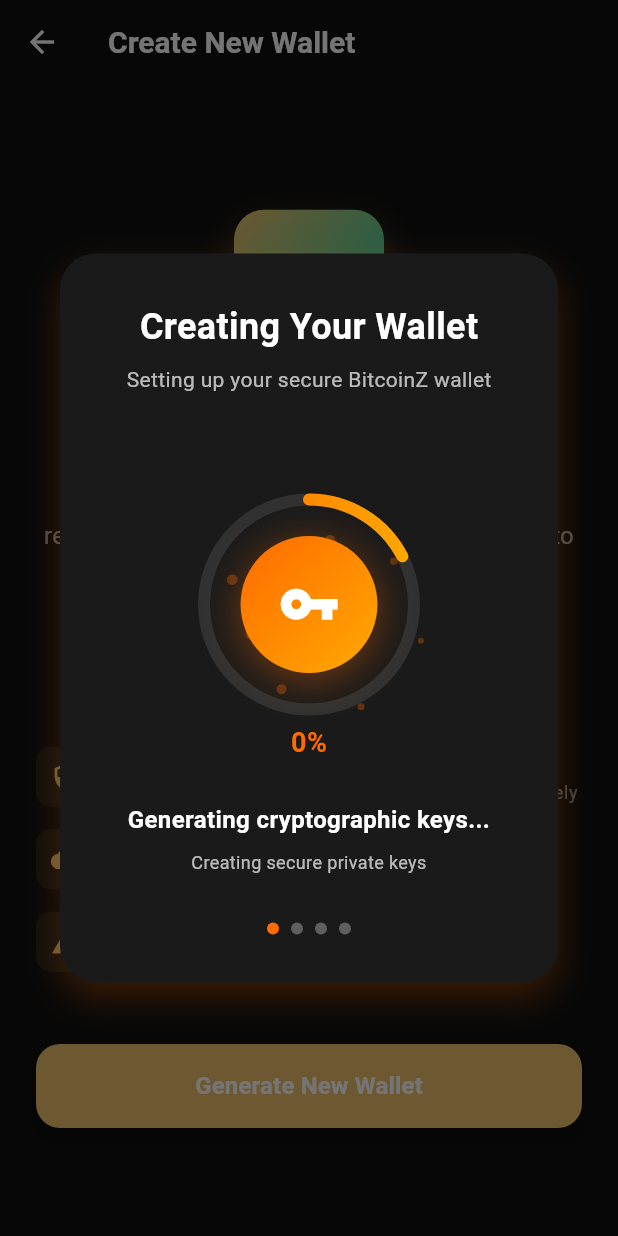
After one commit to z-bitcoinz/BitcoinZ-black-amber, a Flutter app: the CreateWalletScreen screen opened directly, after a tap on "Generate New Wallet", on a phone screen of 412 x 824 dp. The commit adds this screen. Run offline on Flutter 3.47's test engine with Material 3 defaults, Android fonts, the phone set to English and light mode, and no system bars; our stand-ins replace flutter_secure_storage, local_auth, logger, qr_flutter, shared_preferences and 1 more; missing offline and left inert: bip39, dart:ffi, flutter_rust_bridge, mobile_scanner, window_manager; accounts and stored records are empty; network calls fail; project files that could hold a hidden picture were left out.

Commit message:
Improve wallet creation UX and mobile layout optimizations
- Add professional progress dialog with animated ring and particles for wallet creation
- Fix progress percentage text positioning to prevent overlap with circular ring
- Fix navigation loop after wallet creation - now properly proceeds to seed phrase screen
- Optimize mobile layout for recovery phrase display to fit all 24 words
- Minimize birthday block section to single compact line
- Reduce warning message text and spacing for better mobile fit
- Tighten seed word grid spacing and sizing for mobile screens
- Compact PIN setup keypad sizing to match login screen consistency
- Improve overall mobile responsiveness and space utilization

```diff
--- /dev/null
+++ b/lib/widgets/wallet_creation_progress_dialog.dart
@@ -0,0 +1,464 @@
+import 'package:flutter/material.dart';
+import 'dart:math' as math;
+
+class WalletCreationProgressDialog extends StatefulWidget {
+  final Future<Map<String, dynamic>> Function() onCreateWallet;
+  final void Function(Map<String, dynamic>)? onSuccess;
+  final void Function(String)? onError;
+
+  const WalletCreationProgressDialog({
+    super.key,
+    required this.onCreateWallet,
+    this.onSuccess,
+    this.onError,
+  });
+
+  @override
+  State<WalletCreationProgressDialog> createState() => _WalletCreationProgressDialogState();
+}
+
+class _WalletCreationProgressDialogState extends State<WalletCreationProgressDialog>
+    with TickerProviderStateMixin {
+  late AnimationController _progressController;
+  late AnimationController _pulseController;
+  late AnimationController _particleController;
+  late Animation<double> _progressAnimation;
+  late Animation<double> _pulseAnimation;
+  late Animation<double> _particleAnimation;
+
+  int _currentStep = 0;
+  double _progress = 0.0;
+  bool _isComplete = false;
+  String? _error;
+
+  final List<ProgressStep> _steps = [
+    ProgressStep(
+      title: 'Generating cryptographic keys...',
+      description: 'Creating secure private keys',
+      icon: Icons.vpn_key,
+      duration: Duration(milliseconds: 1200),
+    ),
+    ProgressStep(
+      title: 'Creating secure seed phrase...',
+      description: 'Generating 24-word recovery phrase',
+      icon: Icons.security,
+      duration: Duration(milliseconds: 1000),
+    ),
+    ProgressStep(
+      title: 'Initializing wallet structure...',
+      description: 'Setting up wallet database',
+      icon: Icons.account_balance_wallet,
+      duration: Duration(milliseconds: 800),
+    ),
+    ProgressStep(
+      title: 'Finalizing wallet...',
+      description: 'Completing setup process',
+      icon: Icons.check_circle_outline,
+      duration: Duration(milliseconds: 600),
+    ),
+  ];
+
+  @override
+  void initState() {
+    super.initState();
+
+    _progressController = AnimationController(
+      duration: const Duration(milliseconds: 3800), // Total duration
+      vsync: this,
+    );
+
+    _pulseController = AnimationController(
+      duration: const Duration(milliseconds: 1500),
+      vsync: this,
+    );
+
+    _particleController = AnimationController(
+      duration: const Duration(milliseconds: 2000),
+      vsync: this,
+    );
+
+    _progressAnimation = Tween<double>(
+      begin: 0.0,
+      end: 1.0,
+    ).animate(CurvedAnimation(
+      parent: _progressController,
+      curve: Curves.easeInOut,
+    ));
+
+    _pulseAnimation = Tween<double>(
+      begin: 0.8,
+      end: 1.2,
+    ).animate(CurvedAnimation(
+      parent: _pulseController,
+      curve: Curves.easeInOut,
+    ));
+
+    _particleAnimation = Tween<double>(
+      begin: 0.0,
+      end: 1.0,
+    ).animate(CurvedAnimation(
+      parent: _particleController,
+      curve: Curves.linear,
+    ));
+
+    _pulseController.repeat(reverse: true);
+    _particleController.repeat();
+
+    _startWalletCreation();
+  }
+
+  @override
+  void dispose() {
+    _progressController.dispose();
+    _pulseController.dispose();
+    _particleController.dispose();
+    super.dispose();
+  }
+
+  Future<void> _startWalletCreation() async {
+    try {
+      // Start progress animation
+      _progressController.forward();
+
+      // Simulate realistic wallet creation timing
+      for (int i = 0; i < _steps.length; i++) {
+        if (mounted) {
+          setState(() {
+            _currentStep = i;
+            _progress = (i / _steps.length);
+          });
+
+          await Future.delayed(_steps[i].duration);
+        }
+      }
+
+      // Actually create the wallet
+      final walletData = await widget.onCreateWallet();
+
+      // Complete progress
+      if (mounted) {
+        setState(() {
+          _currentStep = _steps.length - 1;
+          _progress = 1.0;
+          _isComplete = true;
+        });
+
+        // Wait for completion animation
+        await Future.delayed(const Duration(milliseconds: 500));
+
+        if (widget.onSuccess != null) {
+          widget.onSuccess!(walletData);
+        }
+      }
+    } catch (e) {
+      if (mounted) {
+        setState(() {
+          _error = e.toString();
+        });
+
+        if (widget.onError != null) {
+          widget.onError!(e.toString());
+        }
+      }
+    }
+  }
+
+  @override
+  Widget build(BuildContext context) {
+    return Dialog(
+      backgroundColor: Colors.transparent,
+      child: Container(
+        padding: const EdgeInsets.all(32),
+        decoration: BoxDecoration(
+          color: const Color(0xFF1A1A1A),
+          borderRadius: BorderRadius.circular(24),
+          boxShadow: [
+            BoxShadow(
+              color: const Color(0xFFFF6B00).withOpacity(0.2),
+              blurRadius: 20,
+              offset: const Offset(0, 10),
+            ),
+          ],
+        ),
+        child: Column(
+          mainAxisSize: MainAxisSize.min,
+          children: [
+            // Header
+            Text(
+              'Creating Your Wallet',
+              style: const TextStyle(
+                color: Colors.white,
+                fontSize: 24,
+                fontWeight: FontWeight.bold,
+              ),
+            ),
+            const SizedBox(height: 8),
+            Text(
+              'Setting up your secure BitcoinZ wallet',
+              style: TextStyle(
+                color: Colors.white.withOpacity(0.7),
+                fontSize: 14,
+              ),
+            ),
+            const SizedBox(height: 40),
+
+            // Progress Ring and Particles
+            SizedBox(
+              height: 200,
+              child: Stack(
+                alignment: Alignment.center,
+                children: [
+                  // Background particles
+                  AnimatedBuilder(
+                    animation: _particleAnimation,
+                    builder: (context, child) {
+                      return CustomPaint(
+                        size: const Size(200, 200),
+                        painter: ParticlePainter(_particleAnimation.value),
+                      );
+                    },
+                  ),
+
+                  // Progress ring
+                  AnimatedBuilder(
+                    animation: _progressAnimation,
+                    builder: (context, child) {
+                      return CustomPaint(
+                        size: const Size(160, 160),
+                        painter: ProgressRingPainter(_progressAnimation.value),
+                      );
+                    },
+                  ),
+
+                  // Center content
+                  AnimatedBuilder(
+                    animation: _pulseAnimation,
+                    builder: (context, child) {
+                      return Transform.scale(
+                        scale: _pulseAnimation.value,
+                        child: Container(
+                          width: 80,
+                          height: 80,
+                          decoration: BoxDecoration(
+                            gradient: const LinearGradient(
+                              colors: [Color(0xFFFF6B00), Color(0xFFFFAA00)],
+                              begin: Alignment.topLeft,
+                              end: Alignment.bottomRight,
+                            ),
+                            borderRadius: BorderRadius.circular(40),
+                            boxShadow: [
+                              BoxShadow(
+                                color: const Color(0xFFFF6B00).withOpacity(0.4),
+                                blurRadius: 20,
+                                offset: const Offset(0, 4),
+                              ),
+                            ],
+                          ),
+                          child: Icon(
+                            _error != null ? Icons.error_outline :
+                            _isComplete ? Icons.check :
+                            _currentStep < _steps.length ? _steps[_currentStep].icon :
+                            Icons.account_balance_wallet,
+                            color: Colors.white,
+                            size: 36,
+                          ),
+                        ),
+                      );
+                    },
+                  ),
+
+                  // Progress percentage
+                  Positioned(
+                    bottom: -5,
+                    child: Text(
+                      '${(_progress * 100).round()}%',
+                      style: const TextStyle(
+                        color: Color(0xFFFF6B00),
+                        fontSize: 18,
+                        fontWeight: FontWeight.bold,
+                      ),
+                    ),
+                  ),
+                ],
+              ),
+            ),
+
+            const SizedBox(height: 32),
+
+            // Current step info
+            if (_error == null) ...[
+              AnimatedSwitcher(
+                duration: const Duration(milliseconds: 300),
+                child: Column(
+                  key: ValueKey(_currentStep),
+                  children: [
+                    Text(
+                      _currentStep < _steps.length ?
+                        _steps[_currentStep].title :
+                        'Wallet created successfully!',
+                      style: const TextStyle(
+                        color: Colors.white,
+                        fontSize: 16,
+                        fontWeight: FontWeight.w600,
+                      ),
+                      textAlign: TextAlign.center,
+                    ),
+                    const SizedBox(height: 8),
+                    Text(
+                      _currentStep < _steps.length ?
+                        _steps[_currentStep].description :
+                        'Your wallet is ready to use',
+                      style: TextStyle(
+                        color: Colors.white.withOpacity(0.7),
+                        fontSize: 12,
+                      ),
+                      textAlign: TextAlign.center,
+                    ),
+                  ],
+                ),
+              ),
+
+              const SizedBox(height: 32),
+
+              // Step indicators
+              Row(
+                mainAxisAlignment: MainAxisAlignment.center,
+                children: List.generate(_steps.length, (index) {
+                  final isCompleted = index < _currentStep || _isComplete;
+                  final isCurrent = index == _currentStep && !_isComplete;
+
+                  return Container(
+                    margin: const EdgeInsets.symmetric(horizontal: 4),
+                    width: 8,
+                    height: 8,
+                    decoration: BoxDecoration(
+                      color: isCompleted || isCurrent ?
+                        const Color(0xFFFF6B00) :
+                        Colors.white.withOpacity(0.3),
+                      borderRadius: BorderRadius.circular(4),
+                    ),
+                  );
+                }),
+              ),
+            ] else ...[
+              // Error state
+              Icon(
+                Icons.error_outline,
+                color: Colors.red,
+                size: 48,
+              ),
+              const SizedBox(height: 16),
+              Text(
+                'Wallet Creation Failed',
+                style: const TextStyle(
+                  color: Colors.white,
+                  fontSize: 16,
+                  fontWeight: FontWeight.w600,
+                ),
+              ),
+              const SizedBox(height: 8),
+              Text(
+                _error!,
+                style: TextStyle(
+                  color: Colors.white.withOpacity(0.7),
+                  fontSize: 12,
+                ),
+                textAlign: TextAlign.center,
+              ),
+            ],
+          ],
+        ),
+      ),
+    );
+  }
+}
+
+class ProgressStep {
+  final String title;
+  final String description;
+  final IconData icon;
+  final Duration duration;
+
+  const ProgressStep({
+    required this.title,
+    required this.description,
+    required this.icon,
+    required this.duration,
+  });
+}
+
+class ProgressRingPainter extends CustomPainter {
+  final double progress;
+
+  ProgressRingPainter(this.progress);
+
+  @override
+  void paint(Canvas canvas, Size size) {
+    final center = Offset(size.width / 2, size.height / 2);
+    final radius = size.width / 2 - 10;
+
+    // Background ring
+    final backgroundPaint = Paint()
+      ..color = Colors.white.withOpacity(0.1)
+      ..strokeWidth = 8
+      ..style = PaintingStyle.stroke
+      ..strokeCap = StrokeCap.round;
+
+    canvas.drawCircle(center, radius, backgroundPaint);
+
+    // Progress ring
+    final progressPaint = Paint()
+      ..shader = const LinearGradient(
+        colors: [Color(0xFFFF6B00), Color(0xFFFFAA00)],
+        stops: [0.0, 1.0],
+      ).createShader(Rect.fromCircle(center: center, radius: radius))
+      ..strokeWidth = 8
+      ..style = PaintingStyle.stroke
+      ..strokeCap = StrokeCap.round;
+
+    final sweepAngle = 2 * math.pi * progress;
+    canvas.drawArc(
+      Rect.fromCircle(center: center, radius: radius),
+      -math.pi / 2,
+      sweepAngle,
+      false,
+      progressPaint,
+    );
+  }
+
+  @override
+  bool shouldRepaint(covariant CustomPainter oldDelegate) {
+    return oldDelegate is ProgressRingPainter && oldDelegate.progress != progress;
+  }
+}
+
+class ParticlePainter extends CustomPainter {
+  final double animation;
+
+  ParticlePainter(this.animation);
+
+  @override
+  void paint(Canvas canvas, Size size) {
+    final center = Offset(size.width / 2, size.height / 2);
+    final paint = Paint()..color = const Color(0xFFFF6B00).withOpacity(0.3);
+
+    // Draw floating particles
+    for (int i = 0; i < 8; i++) {
+      final angle = (i * math.pi * 2 / 8) + (animation * math.pi * 2);
+      final radius = 60 + (math.sin(animation * math.pi * 2 + i) * 20);
+      final particleX = center.dx + math.cos(angle) * radius;
+      final particleY = center.dy + math.sin(angle) * radius;
+
+      canvas.drawCircle(
+        Offset(particleX, particleY),
+        3 + math.sin(animation * math.pi * 4 + i) * 1,
+        paint,
+      );
+    }
+  }
+
+  @override
+  bool shouldRepaint(covariant CustomPainter oldDelegate) {
+    return oldDelegate is ParticlePainter && oldDelegate.animation != animation;
+  }
+}
```
Also changed, not shown: lib/screens/onboarding/create_wallet_screen.dart (+34 -51 lines), lib/screens/onboarding/pin_setup_screen.dart (+10 -1 lines), lib/screens/onboarding/seed_phrase_display_screen.dart (+53 -67 lines), lib/screens/onboarding/welcome_screen.dart (+22 -47 lines).
